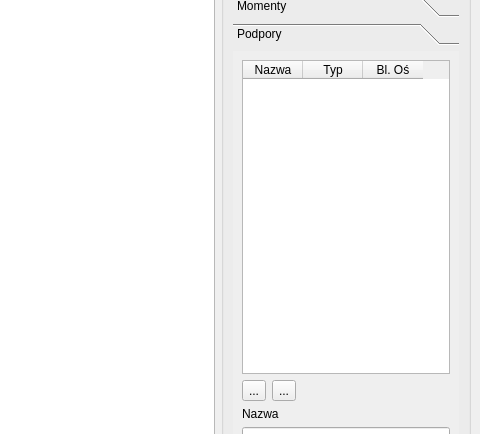
Above: mainwindow.ui from hglmg/staticsSimulator before the change; both pictures show x 767 to 1247 and y 132 to 566 of the 1247 by 775 pixel window. Below: the same form after it.
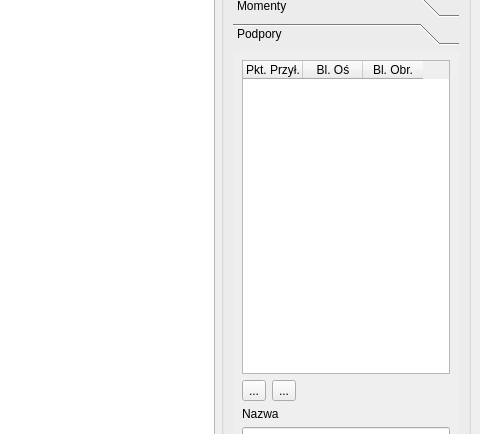
That is the form after the change. The open tabs and pages were chosen to show the change. Icons and pictures are not drawn.

```diff
--- a/mainwindow.ui
+++ b/mainwindow.ui
@@ -862,12 +862,7 @@
              </attribute>
              <column>
               <property name="text">
-               <string>Nazwa</string>
-              </property>
-             </column>
-             <column>
-              <property name="text">
-               <string>Typ</string>
+               <string>Pkt. Przył.</string>
               </property>
              </column>
              <column>
@@ -875,6 +870,11 @@
                <string>Bl. Oś</string>
               </property>
              </column>
+             <column>
+              <property name="text">
+               <string>Bl. Obr.</string>
+              </property>
+             </column>
             </widget>
            </item>
            <item>
```
Left out of the diff: 2 changed lines with no effect on the pictures.
